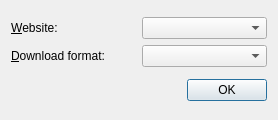
Qt form rc/formatdlg.ui (guendto/abby) before a commit.
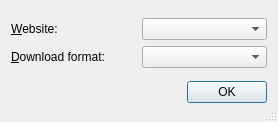
The same form after that commit.

The edit to the form file:
```diff
--- a/rc/formatdlg.ui
+++ b/rc/formatdlg.ui
@@ -5,20 +5,23 @@
   <property name="windowModality" >
    <enum>Qt::ApplicationModal</enum>
   </property>
-  <property name="geometry" >
+  <property name="geometry">
    <rect>
     <x>0</x>
     <y>0</y>
     <width>278</width>
-    <height>120</height>
+    <height>122</height>
    </rect>
   </property>
   <property name="windowTitle" >
    <string>Formats</string>
   </property>
-  <layout class="QGridLayout" name="gridLayout" >
-   <item row="0" column="0" >
-    <layout class="QVBoxLayout" name="verticalLayout" >
+  <property name="sizeGripEnabled">
+   <bool>true</bool>
+  </property>
+  <layout class="QGridLayout" name="gridLayout">
+   <item row="0" column="0">
+    <layout class="QVBoxLayout" name="verticalLayout">
      <item>
       <layout class="QHBoxLayout" name="horizontalLayout" >
        <item>
```
Left out of the diff: 49 changed lines with no effect on the pictures.
